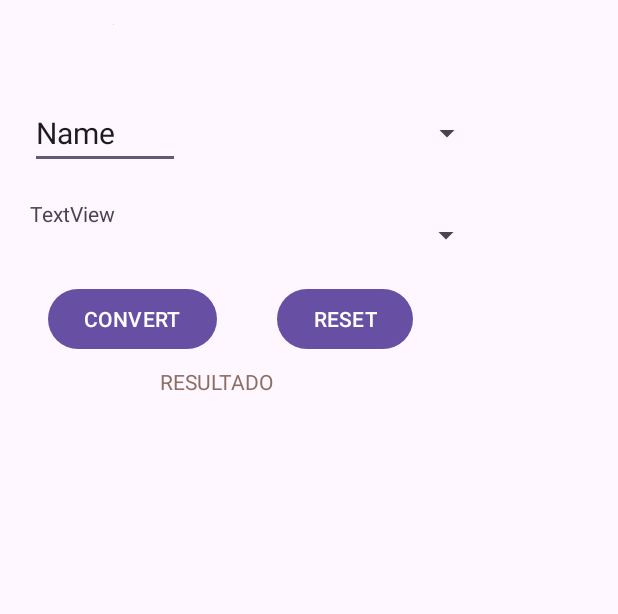
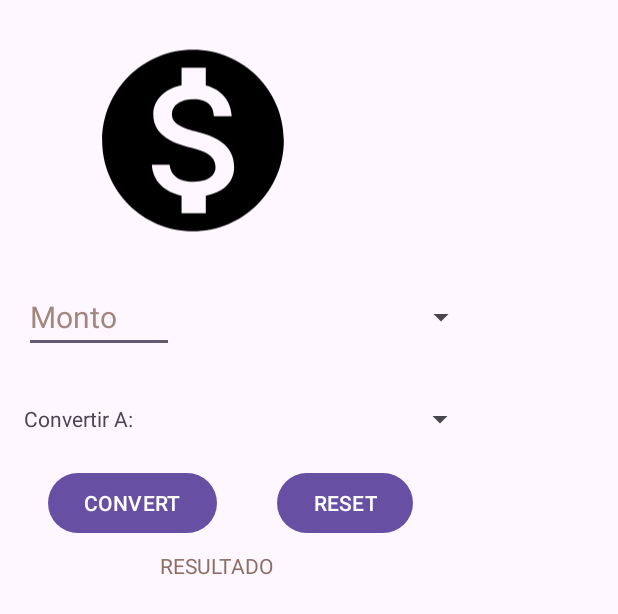
Before and after one commit to SergioM-F/Individual17_Mod5, an Android app: the layout activity_main.xml on its own in the app's theme, with its tools: preview values and no code run, on a phone screen of 412 x 824 dp. Shown: the top 614 px of the screen. Run offline under Robolectric (Android 15) with nearby library versions, the phone set to English and light mode, and no system bars.

```diff
--- /dev/null
+++ b/app/src/main/res/drawable/baseline_monetization_on_24.xml
@@ -0,0 +1,5 @@
+<vector android:height="24dp" android:tint="#000000"
+    android:viewportHeight="24" android:viewportWidth="24"
+    android:width="24dp" xmlns:android="http://schemas.android.com/apk/res/android">
+    <path android:fillColor="@android:color/white" android:pathData="M12,2C6.48,2 2,6.48 2,12s4.48,10 10,10 10,-4.48 10,-10S17.52,2 12,2zM13.41,18.09L13.41,20h-2.67v-1.93c-1.71,-0.36 -3.16,-1.46 -3.27,-3.4h1.96c0.1,1.05 0.82,1.87 2.65,1.87 1.96,0 2.4,-0.98 2.4,-1.59 0,-0.83 -0.44,-1.61 -2.67,-2.14 -2.48,-0.6 -4.18,-1.62 -4.18,-3.67 0,-1.72 1.39,-2.84 3.11,-3.21L10.74,4h2.67v1.95c1.86,0.45 2.79,1.86 2.85,3.39L14.3,9.34c-0.05,-1.11 -0.64,-1.87 -2.22,-1.87 -1.5,0 -2.4,0.68 -2.4,1.64 0,0.84 0.65,1.39 2.67,1.91s4.18,1.39 4.18,3.91c-0.01,1.83 -1.38,2.83 -3.12,3.16z"/>
+</vector>
--- a/app/src/main/res/layout/activity_main.xml
+++ b/app/src/main/res/layout/activity_main.xml
@@ -6,47 +6,33 @@
     android:layout_height="match_parent"
     tools:context=".MainActivity">
 
-    <ImageView
-        android:id="@+id/imageViewApp"
-        android:layout_width="wrap_content"
-        android:layout_height="wrap_content"
-        android:layout_marginStart="20dp"
-        android:layout_marginTop="16dp"
-        android:contentDescription="@string/todo"
-        app:layout_constraintEnd_toEndOf="parent"
-        app:layout_constraintHorizontal_bias="0.142"
-        app:layout_constraintStart_toStartOf="parent"
-        app:layout_constraintTop_toTopOf="parent"
-        tools:ignore="ImageContrastCheck"
-        tools:srcCompat="@tools:sample/avatars" />
-
     <EditText
-        android:id="@+id/editTextText"
+        android:id="@+id/editTextIngreso"
         android:layout_width="100dp"
         android:layout_height="48dp"
-        android:layout_marginStart="20dp"
-        android:layout_marginTop="48dp"
+        android:layout_marginStart="16dp"
         android:autofillHints=""
         android:ems="10"
+        android:hint="@string/monto"
         android:inputType="number"
-        android:text="@string/name"
+        android:textColorHint="#A1887F"
         android:textSize="20sp"
         app:layout_constraintStart_toStartOf="parent"
-        app:layout_constraintTop_toBottomOf="@+id/imageViewApp"
+        app:layout_constraintTop_toBottomOf="@+id/imageView2"
         tools:ignore="LabelFor" />
 
     <Spinner
-        android:id="@+id/spinner"
+        android:id="@+id/spinnerInic"
         android:layout_width="122dp"
         android:layout_height="48dp"
         android:layout_marginStart="80dp"
-        app:layout_constraintBottom_toBottomOf="@+id/editTextText"
-        app:layout_constraintStart_toEndOf="@+id/editTextText"
-        app:layout_constraintTop_toTopOf="@+id/editTextText"
+        app:layout_constraintBottom_toBottomOf="@+id/editTextIngreso"
+        app:layout_constraintStart_toEndOf="@+id/editTextIngreso"
+        app:layout_constraintTop_toTopOf="@+id/editTextIngreso"
         tools:ignore="DuplicateSpeakableTextCheck" />
 
     <Spinner
-        android:id="@+id/spinner2"
+        android:id="@+id/spinnerReem"
         android:layout_width="122dp"
         android:layout_height="48dp"
         android:layout_marginStart="96dp"
@@ -60,9 +46,11 @@
         android:layout_width="83dp"
         android:layout_height="48dp"
         android:layout_marginTop="20dp"
-        android:text="@string/textview"
-        app:layout_constraintStart_toStartOf="@+id/editTextText"
-        app:layout_constraintTop_toBottomOf="@+id/editTextText" />
+        android:gravity="center_vertical"
+        android:text="@string/convertir_a"
+        app:layout_constraintStart_toStartOf="@+id/editTextIngreso"
+        app:layout_constraintTop_toBottomOf="@+id/editTextIngreso"
+        tools:ignore="TextSizeCheck" />
 
     <Button
         android:id="@+id/buttonConvert"
@@ -95,4 +83,14 @@
         app:layout_constraintHorizontal_bias="0.445"
         app:layout_constraintStart_toStartOf="@+id/buttonConvert"
         app:layout_constraintTop_toBottomOf="@+id/buttonConvert" />
+
+    <ImageView
+        android:id="@+id/imageView2"
+        android:layout_width="145dp"
+        android:layout_height="187dp"
+        android:layout_marginStart="56dp"
+        android:contentDescription="@string/todos"
+        app:layout_constraintStart_toStartOf="parent"
+        app:layout_constraintTop_toTopOf="parent"
+        app:srcCompat="@drawable/baseline_monetization_on_24" />
 </androidx.constraintlayout.widget.ConstraintLayout>
--- a/app/src/main/res/values/strings.xml
+++ b/app/src/main/res/values/strings.xml
@@ -6,4 +6,7 @@
     <string name="convert">CONVERT</string>
     <string name="reset">RESET</string>
     <string name="resultado">RESULTADO</string>
+    <string name="monto">Monto</string>
+    <string name="convertir_a">Convertir A:</string>
+    <string name="todos">TODO</string>
 </resources>
```
Also changed, not shown: app/src/main/java/cl/samf/individual17_mod5/MainActivity.kt (+66 -1 lines).
